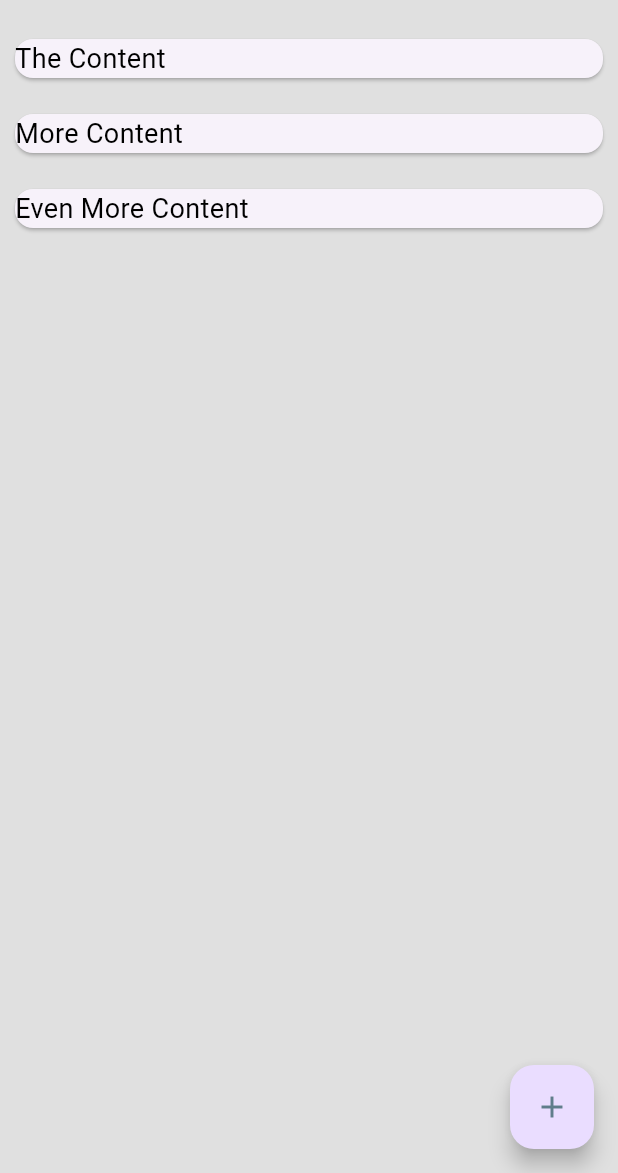
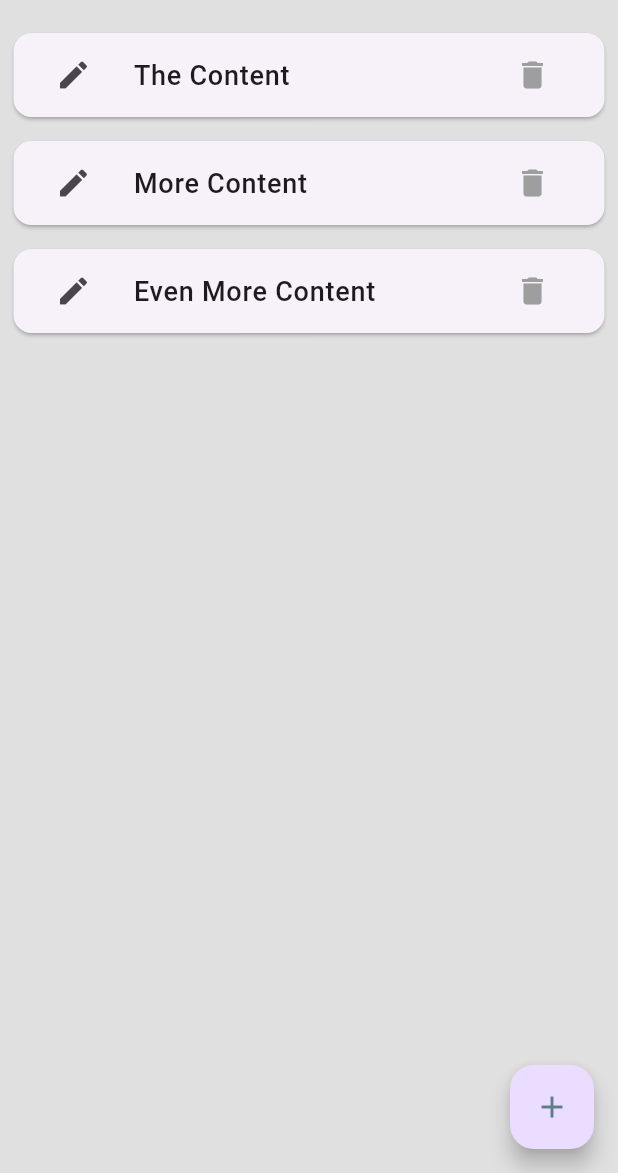
Before and after one commit to Pixel-Code-Hub206/MindSlate, a Flutter app: the screen it shows after launch, on a phone screen of 412 x 824 dp, the part 63-1236 px from its top. Run offline on Flutter 3.47's test engine with Material 3 defaults, Android fonts, the phone set to English and light mode, and no system bars; our stand-ins replace device_preview; Roboto replaces fonts that are missing (Poppins).

Commit message:
Added a FAB to add tasks. Added Edit and delete task buttons to the cards using ListTile.

```diff
--- a/lib/pages/home_screen.dart
+++ b/lib/pages/home_screen.dart
@@ -35,9 +35,14 @@ class _HomeState extends State<Home> {
           itemCount: _tasks.length,
             itemBuilder: (BuildContext context, int index){
             return Container(
-              padding: EdgeInsets.symmetric(vertical:8, horizontal: 6),
+              padding: EdgeInsets.symmetric(vertical: 4.0, horizontal: 5.0),
               child: Card(
-                child: Text(
+                  child: ListTile(
+                    leading : IconButton(onPressed: () {
+                      print('Editing the task');
+                    },
+                        icon: Icon(Icons.edit)),
+                      title: Text(
                         '${_tasks[index].isBody}',
                         style: TextStyle(
                           fontSize: 18.0,
@@ -46,9 +51,16 @@ class _HomeState extends State<Home> {
                               : TextDecoration.none,
                           decorationThickness: _tasks[index].isDone ? 2 : null,
                         ),
-                ), //Test data over the UI
                       ),
-            );
+                    trailing: IconButton(onPressed: (){
+                      print('Task is deleted');
+                    },
+                        icon: Icon(Icons.delete),
+                        color: Colors.grey[500],
+                    ),
+                  ),
+                ),
+            ); //Test data over the UI,
             },
         ),
         floatingActionButton: FloatingActionButton(
```
Lines whose indentation alone changed are shown as unchanged.
